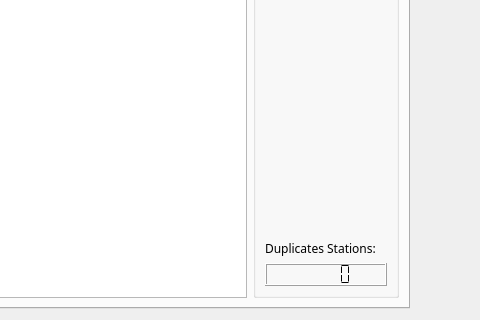
Qt form src/qt_ui/pem_info_widget.ui (Eric-Meunier/Processor-Suite) before a commit; both pictures show x 160 to 640 and y 300 to 620 of the 640 by 620 pixel window.
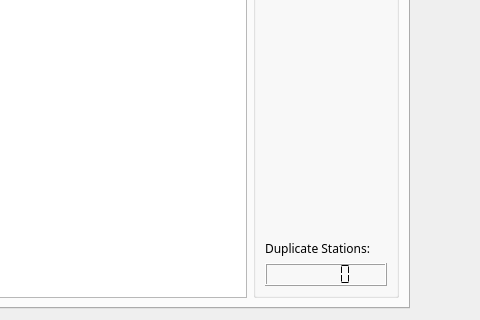
The same form after that commit. The open tabs and pages were chosen to show the change.

```diff
--- a/src/qt_ui/pem_info_widget.ui
+++ b/src/qt_ui/pem_info_widget.ui
@@ -555,7 +555,7 @@
           <item>
            <widget class="QLabel" name="label_3">
             <property name="text">
-             <string>Duplicates Stations:</string>
+             <string>Duplicate Stations:</string>
             </property>
            </widget>
           </item>
```
Left out of the diff: 2 changed lines with no effect on the pictures.
